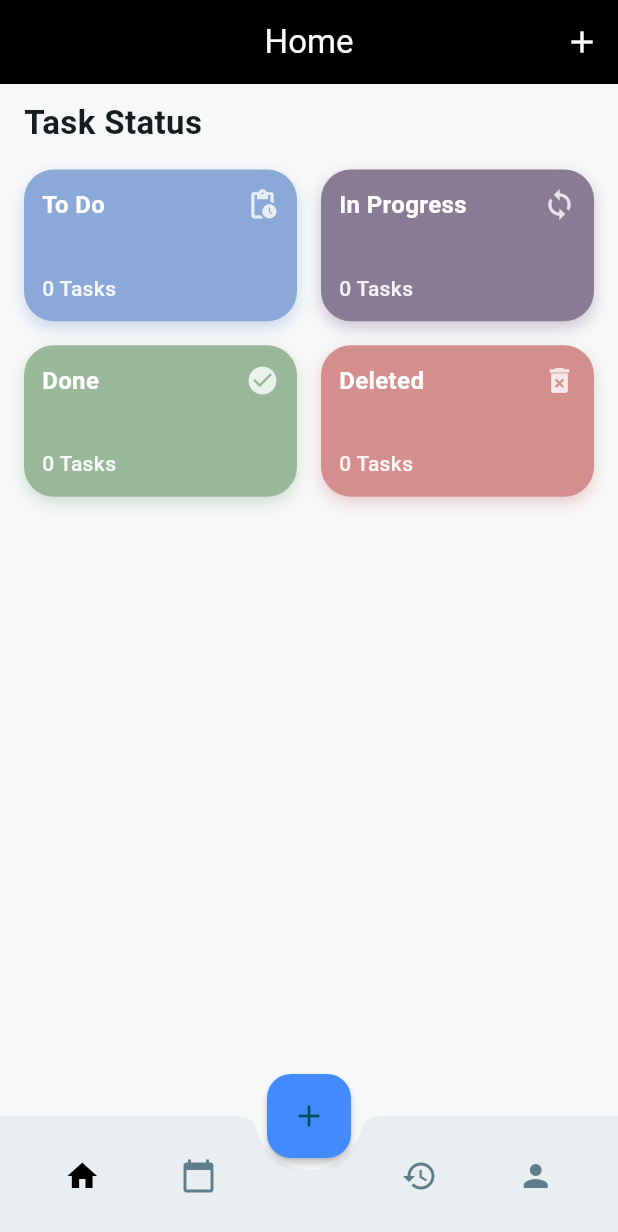
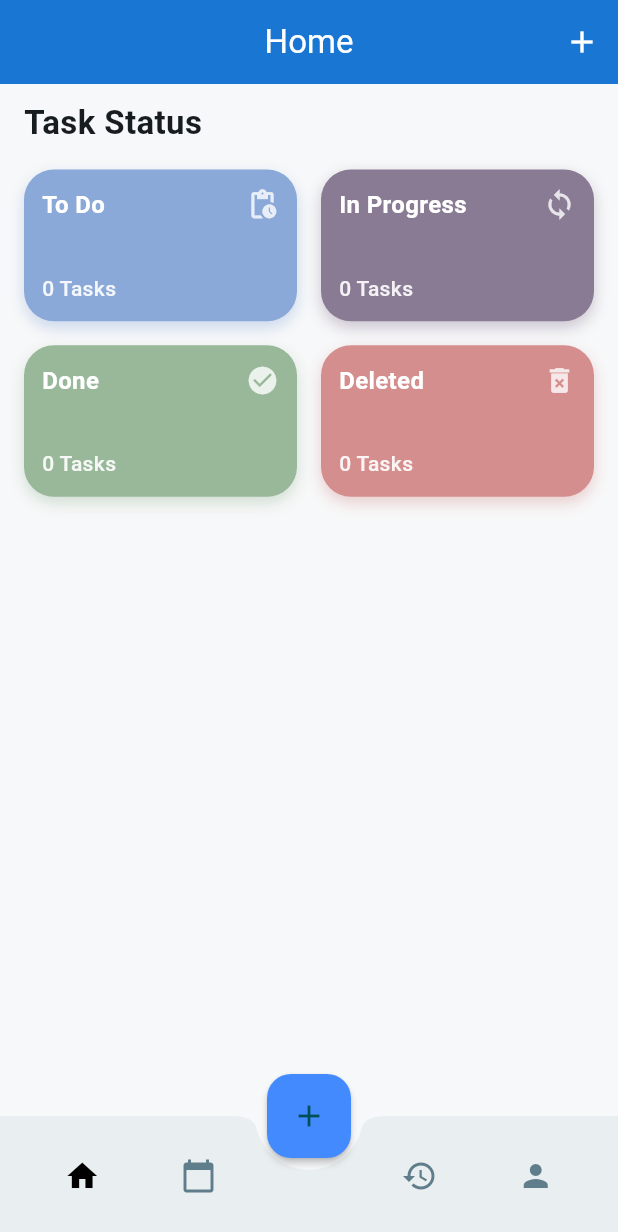
Before and after one commit to POOJAELANGO03/SoulSchedule, a Flutter app: the screen it shows once a user with an empty profile is signed in, on a phone screen of 412 x 824 dp. Shown: the top 1232 px of the screen. Run offline on Flutter 3.47's test engine with Material 3 defaults, Android fonts, the phone set to English and light mode, and no system bars; our stand-ins replace cloud_firestore, firebase_auth, firebase_core, flutter_local_notifications, google_sign_in, googleapis_auth and 3 more; missing offline and left inert: googleapis; accounts and stored records are empty.

Commit message:
FIx: Appbar Color

```diff
--- a/lib/main.dart
+++ b/lib/main.dart
@@ -27,7 +27,9 @@ class MyApp extends StatelessWidget {
         colorScheme: ColorScheme.fromSeed(seedColor: const Color(0xFFC4E1E6)),
         scaffoldBackgroundColor: const Color(0xFFF7F8F9),
         appBarTheme: const AppBarTheme(
-          backgroundColor: Colors.black,
+          // --- THIS LINE HAS BEEN CHANGED ---
+          backgroundColor: Color(0xFF1976D2), // Changed from Colors.black
+          // ------------------------------------
           foregroundColor: Colors.white,
           elevation: 0,
           centerTitle: true,
```
